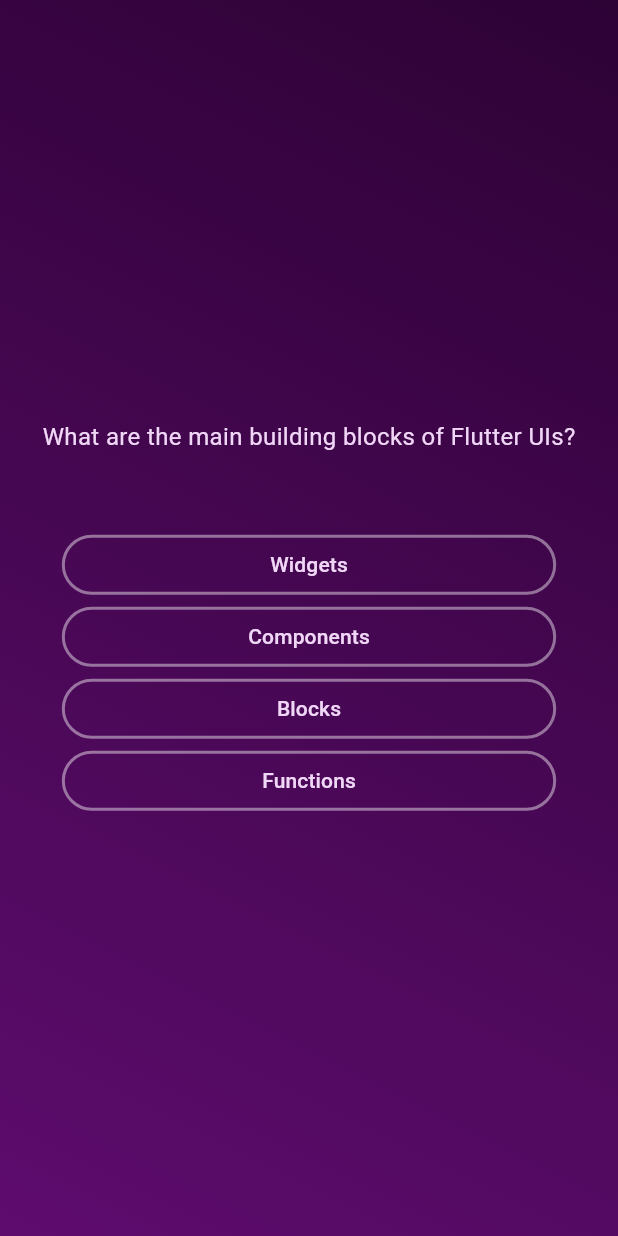
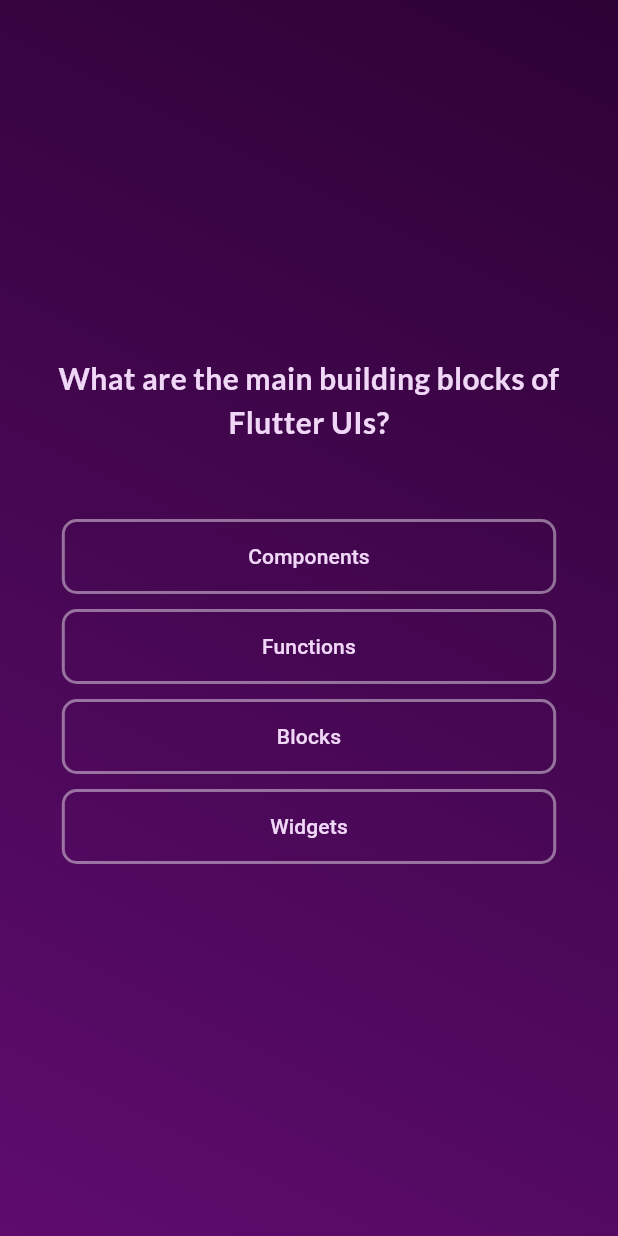
Before and after one commit to AnnaAlbuquerque/quiz_app, a Flutter app: the screen it shows after launch, after a tap on "Start Quiz", on a phone screen of 412 x 824 dp. Run offline on Flutter 3.47's test engine with Material 3 defaults, Android fonts, the phone set to English and light mode, and no system bars; our stand-ins replace google_fonts.

Commit message:
feature: add question logic after click on answer

```diff
--- a/lib/models/question_model.dart
+++ b/lib/models/question_model.dart
@@ -6,4 +6,10 @@ class QuestionModel {
     required this.question,
     required this.options,
   });
+
+  List<String> getShuffledAnswers() {
+    final shuffledList = List.of(options);
+    shuffledList.shuffle();
+    return shuffledList;
+  }
 }
--- a/lib/view/logo_page.dart
+++ b/lib/view/logo_page.dart
@@ -1,4 +1,5 @@
 import 'package:flutter/material.dart';
+import 'package:google_fonts/google_fonts.dart';
 import 'package:quiz_app/utils/quiz_colors.dart';
 import 'package:quiz_app/view/questions_page.dart';
 import 'package:quiz_app/view/widgets/gradient_container.dart';
@@ -26,11 +27,12 @@ class _LogoPageState extends State<LogoPage> {
               color: QuizColors.lightPurpleWithTransparency,
             ),
             const SizedBox(height: 65),
-            const Text(
+            Text(
               'Learn Flutter the fun way !',
-              style: TextStyle(
+              style: GoogleFonts.lato(
                 fontSize: 20,
                 color: QuizColors.lightPurple,
+                fontWeight: FontWeight.bold,
               ),
             ),
             const SizedBox(height: 30),
--- a/lib/view/questions_page.dart
+++ b/lib/view/questions_page.dart
@@ -11,12 +11,23 @@ class QuestionPage extends StatefulWidget {
 }
 
 class _QuestionPageState extends State<QuestionPage> {
+  int currentIndex = 0;
+
+  void answerQuestion() {
+    if (currentIndex < questions.length - 1) {
+      setState(() {
+        currentIndex++;
+      });
+    }
+  }
+
   @override
   Widget build(BuildContext context) {
     return Scaffold(
       body: GradientContainer(
         child: QuestionWidget(
-          questionModel: questions.first,
+          questionModel: questions[currentIndex],
+          answerQuestion: answerQuestion,
         ),
       ),
     );
--- a/lib/view/widgets/answer_widget.dart
+++ b/lib/view/widgets/answer_widget.dart
@@ -3,7 +3,7 @@ import 'package:quiz_app/utils/quiz_colors.dart';
 
 class AnswerWidget extends StatelessWidget {
   final String answer;
-  final void Function()? onPressed;
+  final VoidCallback? onPressed;
   const AnswerWidget({
     required this.answer,
     this.onPressed,
@@ -16,15 +16,22 @@ class AnswerWidget extends StatelessWidget {
       width: MediaQuery.of(context).size.width * 0.8,
       child: OutlinedButton(
         style: OutlinedButton.styleFrom(
+          shape: RoundedRectangleBorder(
+            borderRadius: BorderRadius.circular(10),
+          ),
           side: const BorderSide(
             width: 2.0,
             color: QuizColors.lightPurpleWithTransparency,
           ),
         ),
         onPressed: onPressed,
-        child: Text(
-          answer,
-          style: const TextStyle(color: QuizColors.lightPurple),
+        child: Padding(
+          padding: const EdgeInsets.symmetric(vertical: 15),
+          child: Text(
+            answer,
+            textAlign: TextAlign.center,
+            style: const TextStyle(color: QuizColors.lightPurple),
+          ),
         ),
       ),
     );
--- a/lib/view/widgets/question_widget.dart
+++ b/lib/view/widgets/question_widget.dart
@@ -1,13 +1,16 @@
 import 'package:flutter/material.dart';
+import 'package:google_fonts/google_fonts.dart';
 import 'package:quiz_app/models/question_model.dart';
 import 'package:quiz_app/utils/quiz_colors.dart';
 import 'package:quiz_app/view/widgets/answer_widget.dart';
 
 class QuestionWidget extends StatelessWidget {
   final QuestionModel questionModel;
+  final VoidCallback? answerQuestion;
   const QuestionWidget({
+    required this.questionModel,
+    this.answerQuestion,
     Key? key,
-    required this.questionModel,
   }) : super(key: key);
 
   @override
@@ -20,20 +23,31 @@ class QuestionWidget extends StatelessWidget {
         children: [
           Text(
             questionModel.question,
-            style: const TextStyle(
+            textAlign: TextAlign.center,
+            style: GoogleFonts.lato(
+              fontSize: 20,
               color: QuizColors.lightPurple,
-              fontSize: 16,
+              fontWeight: FontWeight.bold,
             ),
           ),
           const SizedBox(
             height: 50,
           ),
           Column(
-            children: questionModel.options
-                .map(
-                  (answer) => AnswerWidget(answer: answer),
-                )
-                .toList(),
+            children: [
+              ...questionModel
+                  .getShuffledAnswers()
+                  .map(
+                    (answer) => Padding(
+                      padding: const EdgeInsets.only(bottom: 10),
+                      child: AnswerWidget(
+                        answer: answer,
+                        onPressed: answerQuestion,
+                      ),
+                    ),
+                  )
+                  .toList()
+            ],
           )
         ],
       ),
--- a/pubspec.yaml
+++ b/pubspec.yaml
@@ -34,6 +34,7 @@ dependencies:
   # The following adds the Cupertino Icons font to your application.
   # Use with the CupertinoIcons class for iOS style icons.
   cupertino_icons: ^1.0.2
+  google_fonts: ^6.1.0
 
 dev_dependencies:
   flutter_test:
```
Also changed, not shown: pubspec.lock.
